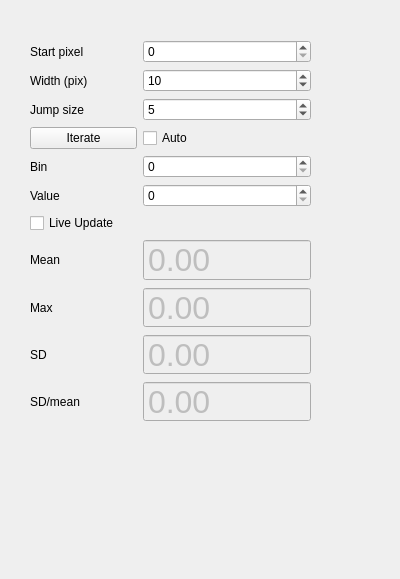
The window that ui/Optimizer.ui (shreyaspotnis/barriershaper) describes before a commit, drawn with Qt 5.
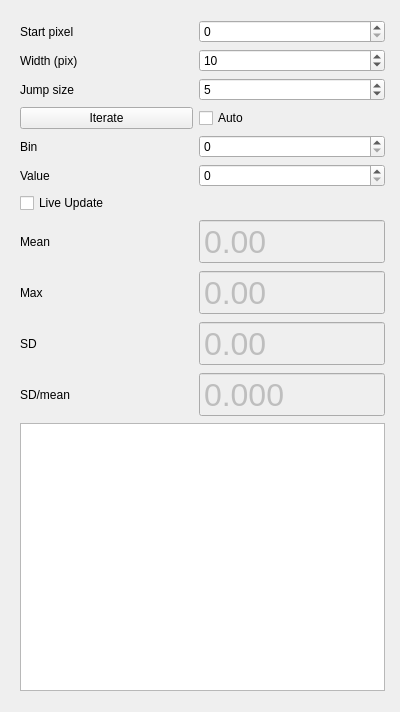
The same window after the commit.

```diff
--- a/ui/Optimizer.ui
+++ b/ui/Optimizer.ui
@@ -7,7 +7,7 @@
     <x>0</x>
     <y>0</y>
     <width>400</width>
-    <height>579</height>
+    <height>712</height>
    </rect>
   </property>
   <property name="windowTitle">
@@ -16,10 +16,10 @@
   <widget class="QWidget" name="gridLayoutWidget">
    <property name="geometry">
     <rect>
-     <x>30</x>
-     <y>40</y>
-     <width>281</width>
-     <height>382</height>
+     <x>20</x>
+     <y>20</y>
+     <width>365</width>
+     <height>671</height>
     </rect>
    </property>
    <layout class="QGridLayout" name="gridLayout">
@@ -61,6 +61,13 @@
       </property>
      </widget>
     </item>
+    <item row="7" column="0">
+     <widget class="QCheckBox" name="liveUpdateCheck">
+      <property name="text">
+       <string>Live Update</string>
+      </property>
+     </widget>
+    </item>
     <item row="8" column="0">
      <widget class="QLabel" name="label_6">
       <property name="text">
@@ -87,6 +94,9 @@
       <property name="buttonSymbols">
        <enum>QAbstractSpinBox::NoButtons</enum>
       </property>
+      <property name="decimals">
+       <number>3</number>
+      </property>
       <property name="maximum">
        <double>700000.000000000000000</double>
       </property>
@@ -220,10 +230,10 @@
       </property>
      </widget>
     </item>
-    <item row="7" column="0">
-     <widget class="QCheckBox" name="liveUpdateCheck">
-      <property name="text">
-       <string>Live Update</string>
+    <item row="12" column="0" colspan="2">
+     <widget class="QPlainTextEdit" name="iterationLog">
+      <property name="readOnly">
+       <bool>true</bool>
       </property>
      </widget>
     </item>
@@ -249,6 +259,7 @@
    <zorder>sdOverMeanSpin</zorder>
    <zorder>label_9</zorder>
    <zorder>liveUpdateCheck</zorder>
+   <zorder>iterationLog</zorder>
   </widget>
   <zorder>gridLayoutWidget</zorder>
   <zorder>meanSpin</zorder>
```
